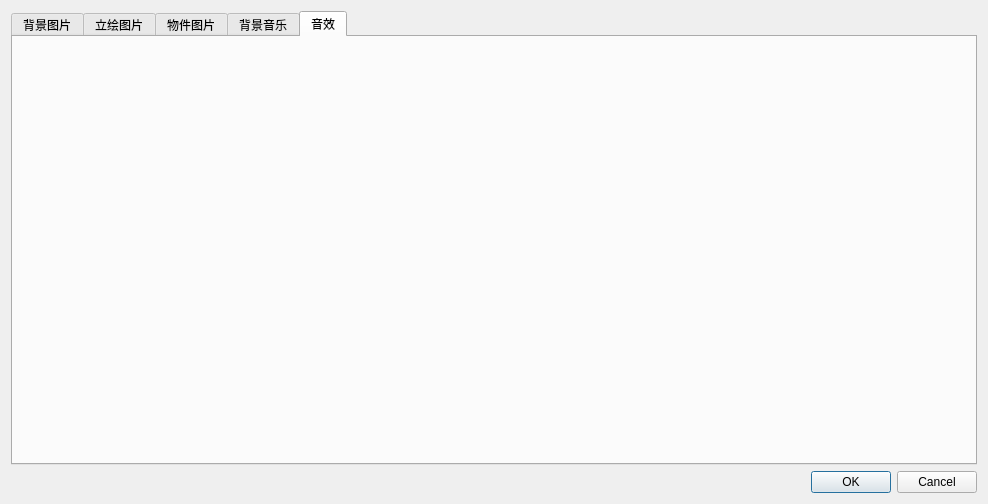
This is SozaiImportWizard/SozaiImportDialog.ui in Icemic/BKOven as Qt 5 draws it before an edit. The edited form follows.
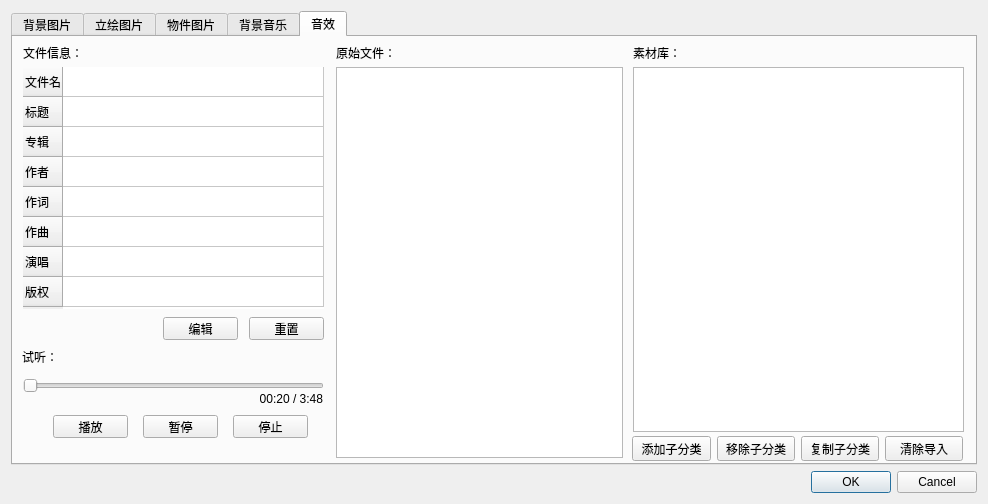
This is the edited form. The open tabs and pages were chosen to show the change. Custom widgets are drawn as their Qt base class.

Commit message: 素材库全部完成……除了一点小问题

Patch:
```diff
--- a/SozaiImportWizard/SozaiImportDialog.ui
+++ b/SozaiImportWizard/SozaiImportDialog.ui
@@ -1035,6 +1035,422 @@
       <attribute name="title">
        <string>音效</string>
       </attribute>
+      <widget class="SozaiTreeWidget" name="targetList_se">
+       <property name="geometry">
+        <rect>
+         <x>620</x>
+         <y>30</y>
+         <width>331</width>
+         <height>365</height>
+        </rect>
+       </property>
+       <property name="acceptDrops">
+        <bool>true</bool>
+       </property>
+       <property name="horizontalScrollBarPolicy">
+        <enum>Qt::ScrollBarAlwaysOff</enum>
+       </property>
+       <property name="sizeAdjustPolicy">
+        <enum>QAbstractScrollArea::AdjustIgnored</enum>
+       </property>
+       <property name="dragDropMode">
+        <enum>QAbstractItemView::DropOnly</enum>
+       </property>
+       <property name="defaultDropAction">
+        <enum>Qt::MoveAction</enum>
+       </property>
+       <property name="uniformRowHeights">
+        <bool>true</bool>
+       </property>
+       <property name="sortingEnabled">
+        <bool>true</bool>
+       </property>
+       <property name="animated">
+        <bool>true</bool>
+       </property>
+       <property name="headerHidden">
+        <bool>true</bool>
+       </property>
+       <property name="columnCount">
+        <number>2</number>
+       </property>
+       <attribute name="headerVisible">
+        <bool>false</bool>
+       </attribute>
+       <attribute name="headerCascadingSectionResizes">
+        <bool>true</bool>
+       </attribute>
+       <attribute name="headerDefaultSectionSize">
+        <number>150</number>
+       </attribute>
+       <attribute name="headerHighlightSections">
+        <bool>false</bool>
+       </attribute>
+       <attribute name="headerMinimumSectionSize">
+        <number>30</number>
+       </attribute>
+       <attribute name="headerShowSortIndicator" stdset="0">
+        <bool>false</bool>
+       </attribute>
+       <attribute name="headerStretchLastSection">
+        <bool>true</bool>
+       </attribute>
+       <column>
+        <property name="text">
+         <string notr="true">分类名</string>
+        </property>
+       </column>
+       <column>
+        <property name="text">
+         <string notr="true">文件名</string>
+        </property>
+       </column>
+      </widget>
+      <widget class="QPushButton" name="stopButton_se">
+       <property name="geometry">
+        <rect>
+         <x>220</x>
+         <y>378</y>
+         <width>75</width>
+         <height>23</height>
+        </rect>
+       </property>
+       <property name="text">
+        <string>停止</string>
+       </property>
+       <property name="flat">
+        <bool>false</bool>
+       </property>
+      </widget>
+      <widget class="QPushButton" name="metaDataEditButton_se">
+       <property name="geometry">
+        <rect>
+         <x>150</x>
+         <y>280</y>
+         <width>75</width>
+         <height>23</height>
+        </rect>
+       </property>
+       <property name="text">
+        <string>编辑</string>
+       </property>
+      </widget>
+      <widget class="QWidget" name="layoutWidget_12">
+       <property name="geometry">
+        <rect>
+         <x>619</x>
+         <y>399</y>
+         <width>331</width>
+         <height>25</height>
+        </rect>
+       </property>
+       <layout class="QHBoxLayout" name="horizontalLayout_13">
+        <item>
+         <widget class="QPushButton" name="addClassButton_se">
+          <property name="text">
+           <string>添加子分类</string>
+          </property>
+          <property name="default">
+           <bool>false</bool>
+          </property>
+          <property name="flat">
+           <bool>false</bool>
+          </property>
+         </widget>
+        </item>
+        <item>
+         <widget class="QPushButton" name="removeClassButton_se">
+          <property name="text">
+           <string>移除子分类</string>
+          </property>
+         </widget>
+        </item>
+        <item>
+         <widget class="QPushButton" name="copyClassButton_se">
+          <property name="text">
+           <string>复制子分类</string>
+          </property>
+         </widget>
+        </item>
+        <item>
+         <widget class="QPushButton" name="clearButton_se">
+          <property name="text">
+           <string>清除导入</string>
+          </property>
+         </widget>
+        </item>
+       </layout>
+      </widget>
+      <widget class="QListWidget" name="originList_se">
+       <property name="geometry">
+        <rect>
+         <x>323</x>
+         <y>30</y>
+         <width>287</width>
+         <height>391</height>
+        </rect>
+       </property>
+       <property name="editTriggers">
+        <set>QAbstractItemView::DoubleClicked|QAbstractItemView::EditKeyPressed|QAbstractItemView::SelectedClicked</set>
+       </property>
+       <property name="dragEnabled">
+        <bool>true</bool>
+       </property>
+       <property name="dragDropMode">
+        <enum>QAbstractItemView::DragOnly</enum>
+       </property>
+       <property name="currentRow">
+        <number>-1</number>
+       </property>
+       <property name="sortingEnabled">
+        <bool>true</bool>
+       </property>
+      </widget>
+      <widget class="QTableWidget" name="metaDataWidget_se">
+       <property name="geometry">
+        <rect>
+         <x>10</x>
+         <y>30</y>
+         <width>301</width>
+         <height>242</height>
+        </rect>
+       </property>
+       <property name="frameShape">
+        <enum>QFrame::NoFrame</enum>
+       </property>
+       <property name="frameShadow">
+        <enum>QFrame::Plain</enum>
+       </property>
+       <property name="alternatingRowColors">
+        <bool>false</bool>
+       </property>
+       <property name="gridStyle">
+        <enum>Qt::SolidLine</enum>
+       </property>
+       <property name="sortingEnabled">
+        <bool>true</bool>
+       </property>
+       <attribute name="horizontalHeaderVisible">
+        <bool>false</bool>
+       </attribute>
+       <attribute name="horizontalHeaderDefaultSectionSize">
+        <number>60</number>
+       </attribute>
+       <attribute name="horizontalHeaderStretchLastSection">
+        <bool>true</bool>
+       </attribute>
+       <row>
+        <property name="text">
+         <string>文件名</string>
+        </property>
+       </row>
+       <row>
+        <property name="text">
+         <string>标题</string>
+        </property>
+       </row>
+       <row>
+        <property name="text">
+         <string>专辑</string>
+        </property>
+       </row>
+       <row>
+        <property name="text">
+         <string>作者</string>
+        </property>
+       </row>
+       <row>
+        <property name="text">
+         <string>作词</string>
+        </property>
+       </row>
+       <row>
+        <property name="text">
+         <string>作曲</string>
+        </property>
+       </row>
+       <row>
+        <property name="text">
+         <string>演唱</string>
+        </property>
+       </row>
+       <row>
+        <property name="text">
+         <string>版权</string>
+        </property>
+       </row>
+       <column>
+        <property name="text">
+         <string>值</string>
+        </property>
+       </column>
+       <item row="0" column="0">
+        <property name="text">
+         <string/>
+        </property>
+       </item>
+       <item row="1" column="0">
+        <property name="text">
+         <string/>
+        </property>
+       </item>
+       <item row="2" column="0">
+        <property name="text">
+         <string/>
+        </property>
+       </item>
+       <item row="3" column="0">
+        <property name="text">
+         <string/>
+        </property>
+       </item>
+       <item row="4" column="0">
+        <property name="text">
+         <string/>
+        </property>
+       </item>
+       <item row="5" column="0">
+        <property name="text">
+         <string/>
+        </property>
+       </item>
+       <item row="6" column="0">
+        <property name="text">
+         <string/>
+        </property>
+       </item>
+       <item row="7" column="0">
+        <property name="text">
+         <string/>
+        </property>
+       </item>
+      </widget>
+      <widget class="QLabel" name="playPostionLabel_se">
+       <property name="geometry">
+        <rect>
+         <x>209</x>
+         <y>354</y>
+         <width>101</width>
+         <height>16</height>
+        </rect>
+       </property>
+       <property name="text">
+        <string>00:20 / 3:48</string>
+       </property>
+       <property name="alignment">
+        <set>Qt::AlignRight|Qt::AlignTrailing|Qt::AlignVCenter</set>
+       </property>
+      </widget>
+      <widget class="QLabel" name="label_12">
+       <property name="geometry">
+        <rect>
+         <x>323</x>
+         <y>6</y>
+         <width>64</width>
+         <height>20</height>
+        </rect>
+       </property>
+       <property name="text">
+        <string>原始文件：</string>
+       </property>
+      </widget>
+      <widget class="QPushButton" name="playButton_se">
+       <property name="geometry">
+        <rect>
+         <x>40</x>
+         <y>378</y>
+         <width>75</width>
+         <height>23</height>
+        </rect>
+       </property>
+       <property name="text">
+        <string>播放</string>
+       </property>
+       <property name="flat">
+        <bool>false</bool>
+       </property>
+      </widget>
+      <widget class="QLabel" name="label_13">
+       <property name="geometry">
+        <rect>
+         <x>10</x>
+         <y>6</y>
+         <width>64</width>
+         <height>20</height>
+        </rect>
+       </property>
+       <property name="text">
+        <string>文件信息：</string>
+       </property>
+      </widget>
+      <widget class="QSlider" name="playProcessSlider_se">
+       <property name="geometry">
+        <rect>
+         <x>10</x>
+         <y>338</y>
+         <width>301</width>
+         <height>22</height>
+        </rect>
+       </property>
+       <property name="orientation">
+        <enum>Qt::Horizontal</enum>
+       </property>
+      </widget>
+      <widget class="QPushButton" name="pauseButton_se">
+       <property name="geometry">
+        <rect>
+         <x>130</x>
+         <y>378</y>
+         <width>75</width>
+         <height>23</height>
+        </rect>
+       </property>
+       <property name="text">
+        <string>暂停</string>
+       </property>
+       <property name="flat">
+        <bool>false</bool>
+       </property>
+      </widget>
+      <widget class="QLabel" name="label_23">
+       <property name="geometry">
+        <rect>
+         <x>620</x>
+         <y>10</y>
+         <width>54</width>
+         <height>12</height>
+        </rect>
+       </property>
+       <property name="text">
+        <string>素材库：</string>
+       </property>
+      </widget>
+      <widget class="QPushButton" name="metaDataResetButton_se">
+       <property name="geometry">
+        <rect>
+         <x>236</x>
+         <y>280</y>
+         <width>75</width>
+         <height>23</height>
+        </rect>
+       </property>
+       <property name="text">
+        <string>重置</string>
+       </property>
+      </widget>
+      <widget class="QLabel" name="label_24">
+       <property name="geometry">
+        <rect>
+         <x>9</x>
+         <y>310</y>
+         <width>64</width>
+         <height>20</height>
+        </rect>
+       </property>
+       <property name="text">
+        <string>试听：</string>
+       </property>
+      </widget>
      </widget>
     </widget>
    </item>
```
Left out of the diff: 2 changed lines with no effect on the pictures. The commit also changes 1 other file.
